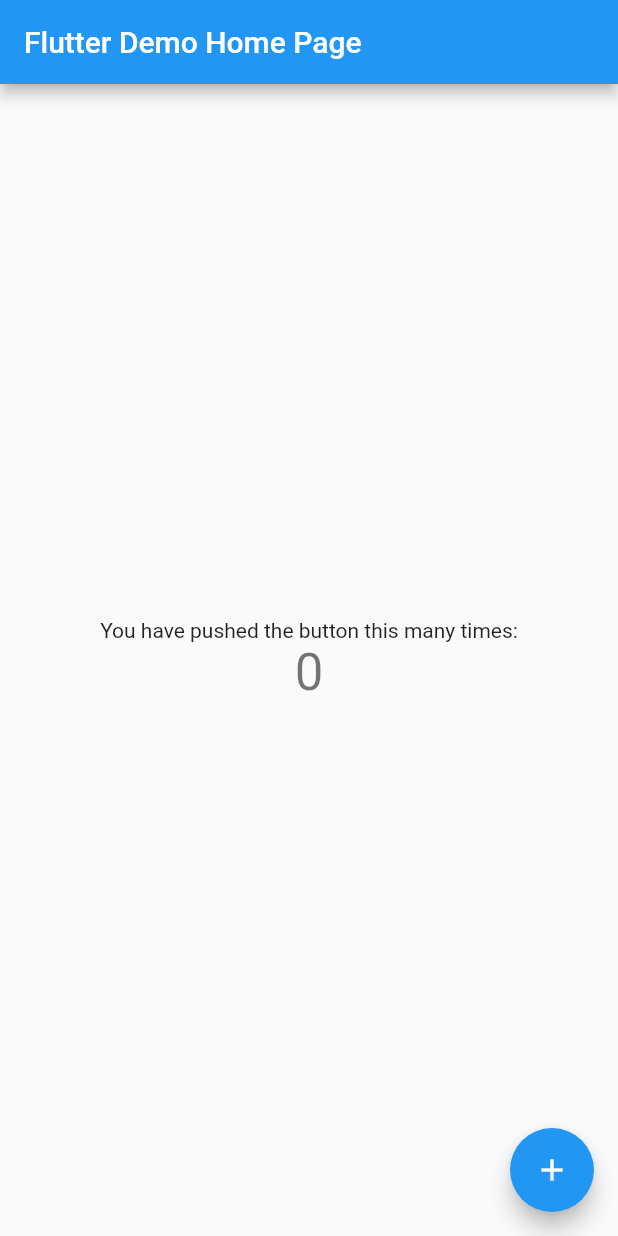
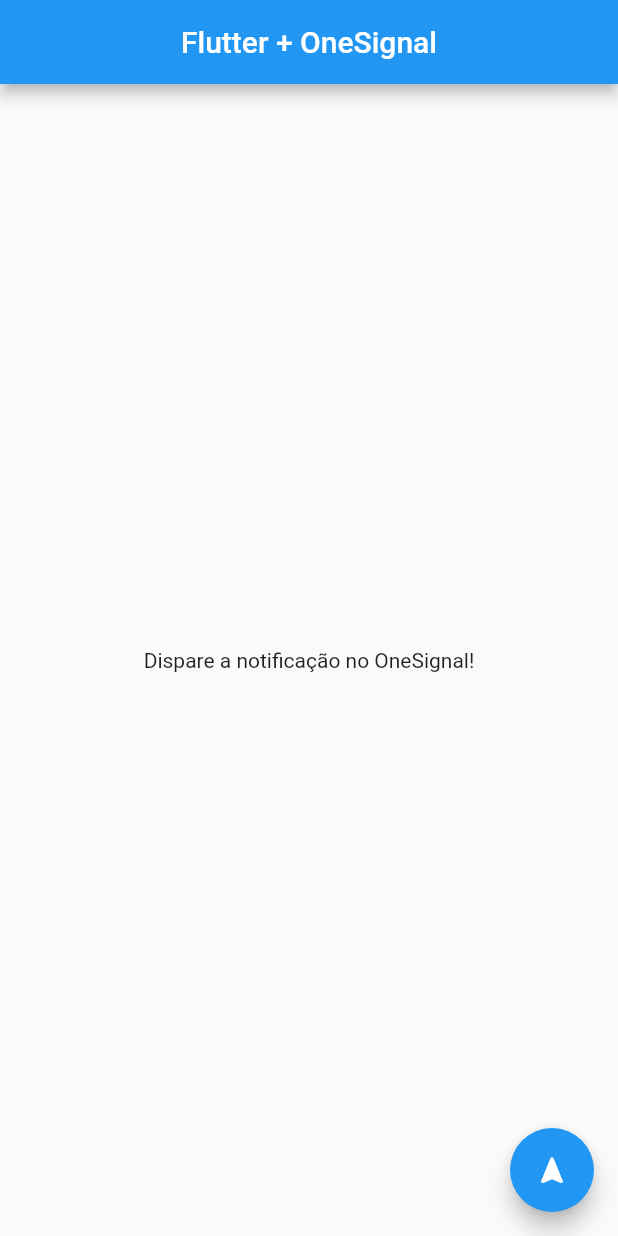
Before and after one commit to Gabriellsp/push_notification_onesignal, a Flutter app: the screen it shows after launch, on a phone screen of 412 x 824 dp. Run offline on Flutter 3.47's test engine with Material 2 defaults, Android fonts, the light colour scheme and no system bars; missing offline and left inert: onesignal_flutter.

Commit message:
Opening the dialog inside the app when receiving a notification in the foreground and background

```diff
--- a/lib/main.dart
+++ b/lib/main.dart
@@ -1,71 +1,76 @@
 import 'package:flutter/material.dart';
 import 'package:onesignal_flutter/onesignal_flutter.dart';
-import 'package:push_notification_onesignal/notification_page.dart';
+import 'package:push_notification_onesignal/pages/notification_page.dart';
+import 'package:push_notification_onesignal/shared/navigation/navigation_service.dart';
 
 void main() {
-  runApp(const MyApp());
+  runApp(MaterialApp(
+      title: 'Flutter + OneSignal',
+      theme: ThemeData(
+        primarySwatch: Colors.blue,
+      ),
+      navigatorKey: NavigationService.navKey,
+      debugShowCheckedModeBanner: false,
+      home: const MyApp()));
   _oneSignalEvents();
 }
 
 void _oneSignalEvents() {
-  final GlobalKey<NavigatorState> navigatorKey = GlobalKey<NavigatorState>();
-
   OneSignal.shared.setLogLevel(OSLogLevel.verbose, OSLogLevel.none);
   OneSignal.shared.setAppId('bca8fe60-1247-4599-bb65-75d7165056d5');
+  OneSignal.shared
+      .setNotificationOpenedHandler((OSNotificationOpenedResult result) {
+    showDialog(
+      context: NavigationService.navKey.currentContext!,
+      builder: (context) => const Dialog(
+        child: SizedBox(
+            width: 400,
+            height: 250,
+            child: Padding(
+              padding: EdgeInsets.all(24.0),
+              child: Center(
+                  child: Text(
+                      'Função que será executada quando o app recebe uma notificação e o usuário clica sobre esta notificação!')),
+            )),
+      ),
+    );
+  });
 
-  OneSignal.shared
-      .promptUserForPushNotificationPermission()
-      .then((accepted) => {print('Accepted permission: $accepted')});
-
-  // OneSignal.shared.setNotificationWillShowInForegroundHandler(
-  //     (OSNotificationReceivedEvent event) {
-  //   // Will be called whenever a notification is received in foreground
-  //   // Display Notification, pass null param for not displaying the notification
-  //   event.complete(event.notification);
-  // });
-
-  // OneSignal.shared
-  //     .setNotificationOpenedHandler((OSNotificationOpenedResult result) {
-  //   navigatorKey.currentState!.push(
-  //     MaterialPageRoute(
-  //       builder: (context) => const NotificationPage(),
-  //     ),
-  //   );
-  //   // Will be called whenever a notification is opened/button pressed.
-  // });
-
-  // OneSignal.shared.setPermissionObserver((OSPermissionStateChanges changes) {
-  //   // Will be called whenever the permission changes
-  //   // (ie. user taps Allow on the permission prompt in iOS)
-  // });
-
-  // OneSignal.shared
-  //     .setSubscriptionObserver((OSSubscriptionStateChanges changes) {
-  //   // Will be called whenever the subscription changes
-  //   // (ie. user gets registered with OneSignal and gets a user ID)
-  // });
-
-  // OneSignal.shared.setEmailSubscriptionObserver(
-  //     (OSEmailSubscriptionStateChanges emailChanges) {
-  //   // Will be called whenever then user's email subscription changes
-  //   // (ie. OneSignal.setEmail(email) is called and the user gets registered
-  // });
+  OneSignal.shared.setNotificationWillShowInForegroundHandler(
+      (OSNotificationReceivedEvent event) {
+    showDialog(
+      context: NavigationService.navKey.currentContext!,
+      builder: (context) => const Dialog(
+        child: SizedBox(
+            width: 400,
+            height: 250,
+            child: Padding(
+              padding: EdgeInsets.all(24.0),
+              child: Center(
+                  child: Text(
+                      'Função que será executada quando o app recebe uma notificação e o aplicativo está em primeiro plano!')),
+            )),
+      ),
+    );
+  });
 }
 
-class MyApp extends StatelessWidget {
+class MyApp extends StatefulWidget {
   const MyApp({super.key});
 
   @override
+  State<MyApp> createState() => _MyAppState();
+}
+
+class _MyAppState extends State<MyApp> {
+  @override
+  void initState() {
+    super.initState();
+  }
+
+  @override
   Widget build(BuildContext context) {
-    var navigatorKey = GlobalKey<NavigatorState>();
-    return MaterialApp(
-      title: 'Flutter Demo',
-      navigatorKey: navigatorKey,
-      theme: ThemeData(
-        primarySwatch: Colors.blue,
-      ),
-      home: const MyHomePage(title: 'Flutter Demo Home Page'),
-    );
+    return const MyHomePage(title: 'Flutter + OneSignal');
   }
 }
 
@@ -78,38 +83,30 @@
 }
 
 class _MyHomePageState extends State<MyHomePage> {
-  int _counter = 0;
-
-  void _incrementCounter() {
-    setState(() {
-      _counter++;
-    });
+  void _goToNavigationPage() {
+    Navigator.push(
+      context,
+      MaterialPageRoute(
+        builder: (context) => const NotificationPage(),
+      ),
+    );
   }
 
   @override
   Widget build(BuildContext context) {
     return Scaffold(
       appBar: AppBar(
-        title: Text(widget.title),
+        title: Center(child: Text(widget.title)),
       ),
-      body: Center(
-        child: Column(
-          mainAxisAlignment: MainAxisAlignment.center,
-          children: <Widget>[
-            const Text(
-              'You have pushed the button this many times:',
-            ),
-            Text(
-              '$_counter',
-              style: Theme.of(context).textTheme.headline4,
-            ),
-          ],
+      body: const Center(
+        child: Text(
+          'Dispare a notificação no OneSignal!',
         ),
       ),
       floatingActionButton: FloatingActionButton(
-        onPressed: _incrementCounter,
-        tooltip: 'Increment',
-        child: const Icon(Icons.add),
+        onPressed: _goToNavigationPage,
+        tooltip: 'Go to NavigationPage',
+        child: const Icon(Icons.navigation_rounded),
       ),
     );
   }
--- a/lib/notification_page.dart
+++ b/lib/pages/notification_page.dart
@@ -10,7 +10,11 @@
         title: const Text(''),
       ),
       body: const Center(
-        child: Text('Notificação aberta!'),
+        child: Padding(
+          padding: EdgeInsets.all(24.0),
+          child: Text(
+              'Página para testar se a notificação será recebida em outras páginas do app!'),
+        ),
       ),
     );
   }
--- /dev/null
+++ b/lib/shared/navigation/navigation_service.dart
@@ -0,0 +1,5 @@
+import 'package:flutter/widgets.dart';
+
+class NavigationService {
+  static final navKey = GlobalKey<NavigatorState>();
+}
```
